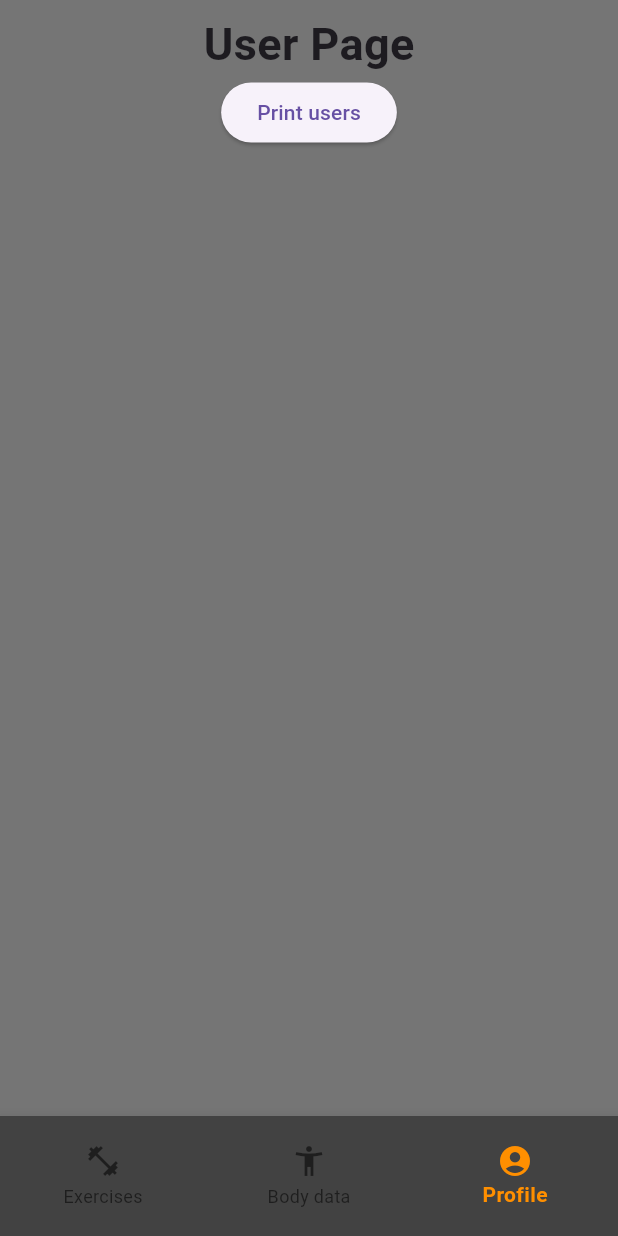
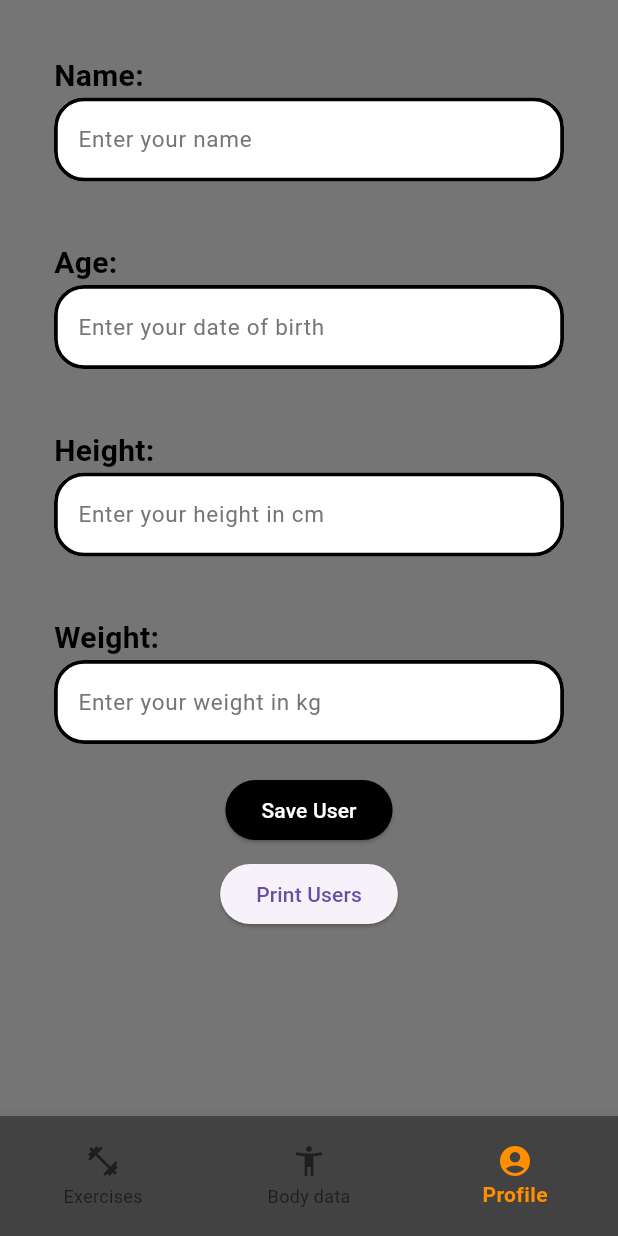
Before and after one commit to MaximeAlgosup/Team-Muscle, a Flutter app: the screen it shows after launch, item 3 of the bottom bar chosen, on a phone screen of 412 x 824 dp. Run offline on Flutter 3.47's test engine with Material 3 defaults, Android fonts, the phone set to English and light mode, and no system bars; our stand-ins replace go_router, sqflite; accounts and stored records are empty.

Commit message:
Add register system

```diff
--- /dev/null
+++ b/team_muscle/lib/controllers/user_controller.dart
@@ -0,0 +1,40 @@
+import 'package:flutter/material.dart';
+
+// Models
+import 'package:team_muscle/models/user_model.dart';
+
+// Tables
+import 'package:team_muscle/tables/user_table.dart';
+
+class UserController {
+  final name = TextEditingController();
+  final age = TextEditingController();
+  final height = TextEditingController();
+  final weight = TextEditingController();
+
+  void clearFields() {
+    name.clear();
+    age.clear();
+    height.clear();
+    weight.clear();
+  }
+
+  void dispose() {
+    name.dispose();
+    age.dispose();
+    height.dispose();
+    weight.dispose();
+  }
+
+  void saveUser() {
+    final UserModel user = UserModel(
+      id: 0,
+      name: name.text,
+      birthYear: int.parse(age.text),
+      height: double.parse(height.text),
+      weight: double.parse(weight.text),
+    );
+    insertUser(user);
+    clearFields();
+  }
+}
--- a/team_muscle/lib/pages/user_page.dart
+++ b/team_muscle/lib/pages/user_page.dart
@@ -2,6 +2,7 @@ import 'package:flutter/material.dart';
 
 // Widgets
 import 'package:team_muscle/widgets/navbar_widget.dart';
+import 'package:team_muscle/widgets/new_user_widget.dart';
 
 // Models
 import 'package:team_muscle/models/user_model.dart';
@@ -13,20 +14,8 @@ class UserPage extends StatelessWidget {
   const UserPage({super.key});
 
   void printUsers() async {
-    UserModel user = const UserModel(
-      id: 1,
-      name: 'John Doe',
-      birthYear: 1990,
-      height: 1.80,
-      weight: 80.0,
-    );
-
-    await insertUser(user);
-
     final List<UserModel> usersList = await users();
-    for (var element in usersList) {
-      debugPrint(element.toString());
-    }
+    debugPrint("number of users: ${usersList.length}");
   }
 
   @override
@@ -38,18 +27,10 @@ class UserPage extends StatelessWidget {
             padding: const EdgeInsets.all(8.0),
             child: Column(
               children: [
-                const Center(
-                  child: Text('User Page',
-                      style: TextStyle(
-                        fontSize: 30,
-                        fontWeight: FontWeight.bold,
-                      )),
-                ),
-                Center(
-                  child: ElevatedButton(
-                    onPressed: () => printUsers(),
-                    child: const Text('Print users'),
-                  ),
+                NewUserWidget(),
+                ElevatedButton(
+                  onPressed: printUsers,
+                  child: const Text('Print Users'),
                 ),
               ],
             ),
--- a/team_muscle/lib/tables/user_table.dart
+++ b/team_muscle/lib/tables/user_table.dart
@@ -39,3 +39,12 @@ Future<List<UserModel>> users() async {
       UserModel(id: id, name: name, birthYear: birthYear, height: height, weight: weight),
   ];
 }
+
+Future<void> deleteUser(int id) async {
+  final db = await globals.database;
+  await db.delete(
+    'users',
+    where: 'id = ?',
+    whereArgs: [id],
+  );
+}
--- /dev/null
+++ b/team_muscle/lib/widgets/buttons/simple_button_widget.dart
@@ -0,0 +1,27 @@
+import 'package:flutter/material.dart';
+
+class SimpleButtonWidget extends StatelessWidget {
+  const SimpleButtonWidget({
+    required this.label,
+    required this.onPressed,
+    super.key,
+  });
+
+  final String label;
+  final VoidCallback onPressed;
+
+  @override
+  Widget build(BuildContext context) {
+    return ElevatedButton(
+      onPressed: onPressed,
+      style: ElevatedButton.styleFrom(
+        foregroundColor: Colors.white,
+        backgroundColor: Colors.black,
+        shape: RoundedRectangleBorder(
+          borderRadius: BorderRadius.circular(20),
+        ),
+      ),
+      child: Text(label),
+    );
+  }
+}
--- /dev/null
+++ b/team_muscle/lib/widgets/fields/text_field_widget.dart
@@ -0,0 +1,65 @@
+import 'package:flutter/material.dart';
+
+class TextFieldWidget extends StatelessWidget {
+  const TextFieldWidget(
+      {required this.label, required this.hintText, required this.controller, super.key});
+
+  final String label;
+  final String hintText;
+  final TextEditingController controller;
+
+  @override
+  Widget build(BuildContext context) {
+    return Padding(
+      padding: const EdgeInsets.all(20.0),
+      child: Column(
+        children: [
+          Row(
+            children: [
+              Text(
+                label,
+                style: const TextStyle(
+                  color: Colors.black,
+                  fontSize: 20,
+                  fontWeight: FontWeight.bold,
+                ),
+              )
+            ],
+          ),
+          Row(
+            children: [
+              Expanded(
+                child: TextField(
+                  controller: controller,
+                  decoration: InputDecoration(
+                    filled: true,
+                    fillColor: Colors.white,
+                    hintText: hintText,
+                    hintStyle: TextStyle(
+                      color: Colors.grey[600],
+                      fontSize: 15,
+                    ),
+                    focusedBorder: const OutlineInputBorder(
+                      borderSide: BorderSide(
+                        color: Colors.black,
+                        width: 2.5,
+                      ),
+                      borderRadius: BorderRadius.all(Radius.circular(20)),
+                    ),
+                    enabledBorder: const OutlineInputBorder(
+                      borderSide: BorderSide(
+                        color: Colors.black,
+                        width: 2.5,
+                      ),
+                      borderRadius: BorderRadius.all(Radius.circular(20)),
+                    ),
+                  ),
+                ),
+              ),
+            ],
+          ),
+        ],
+      ),
+    );
+  }
+}
--- /dev/null
+++ b/team_muscle/lib/widgets/new_user_widget.dart
@@ -0,0 +1,51 @@
+import 'package:flutter/material.dart';
+
+// Widgets
+import 'package:team_muscle/widgets/fields/text_field_widget.dart';
+import 'package:team_muscle/widgets/buttons/simple_button_widget.dart';
+
+// Controllers
+import 'package:team_muscle/controllers/user_controller.dart';
+
+class NewUserWidget extends StatelessWidget{
+  NewUserWidget({super.key});
+  final controller = UserController();
+
+  @override
+  Widget build(BuildContext context) {
+    return Container(
+      color: Colors.grey[600],
+      child: Padding(
+        padding: const EdgeInsets.all(8.0),
+        child: Column(
+          children: [
+            TextFieldWidget(
+                label: 'Name: ',
+                hintText: 'Enter your name',
+                controller: controller.name,
+              ),
+            TextFieldWidget(
+                label: 'Age: ',
+                hintText: 'Enter your date of birth',
+                controller: controller.age,
+              ),
+            TextFieldWidget(
+                label: 'Height: ',
+                hintText: 'Enter your height in cm',
+                controller: controller.height,
+              ),
+            TextFieldWidget(
+                label: 'Weight: ',
+                hintText: 'Enter your weight in kg',
+                controller: controller.weight,
+              ),
+            SimpleButtonWidget(
+                label: 'Save User',
+                onPressed: controller.saveUser,
+              ),
+          ],
+        ),
+      ),
+    );
+  }
+}
```
